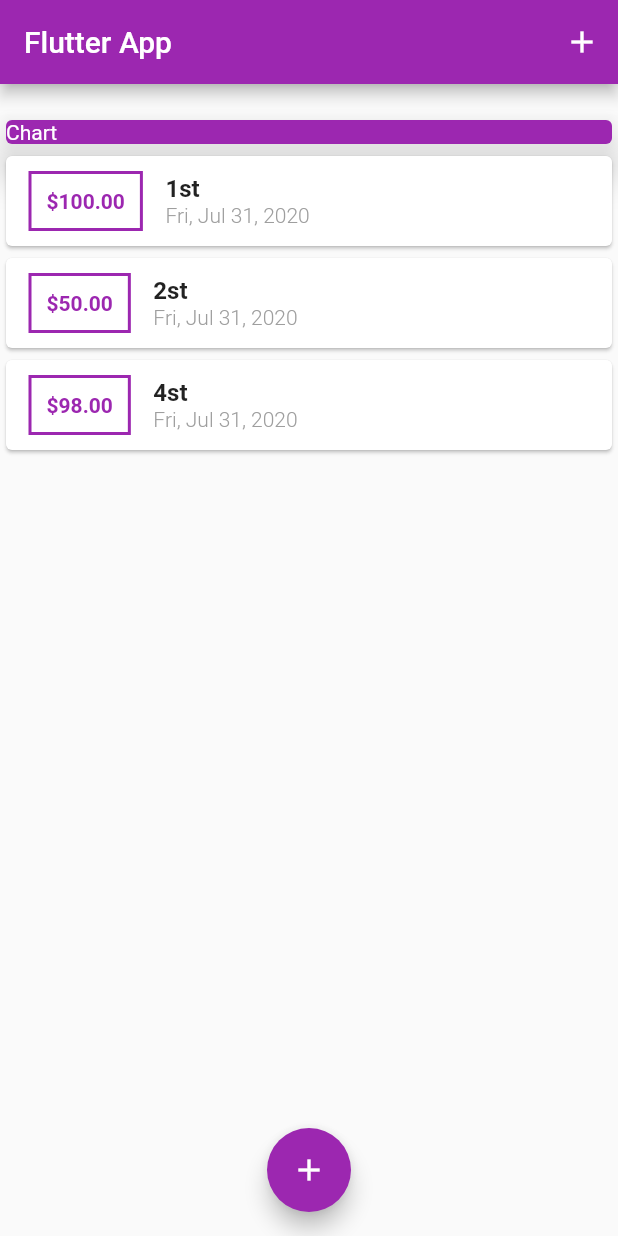
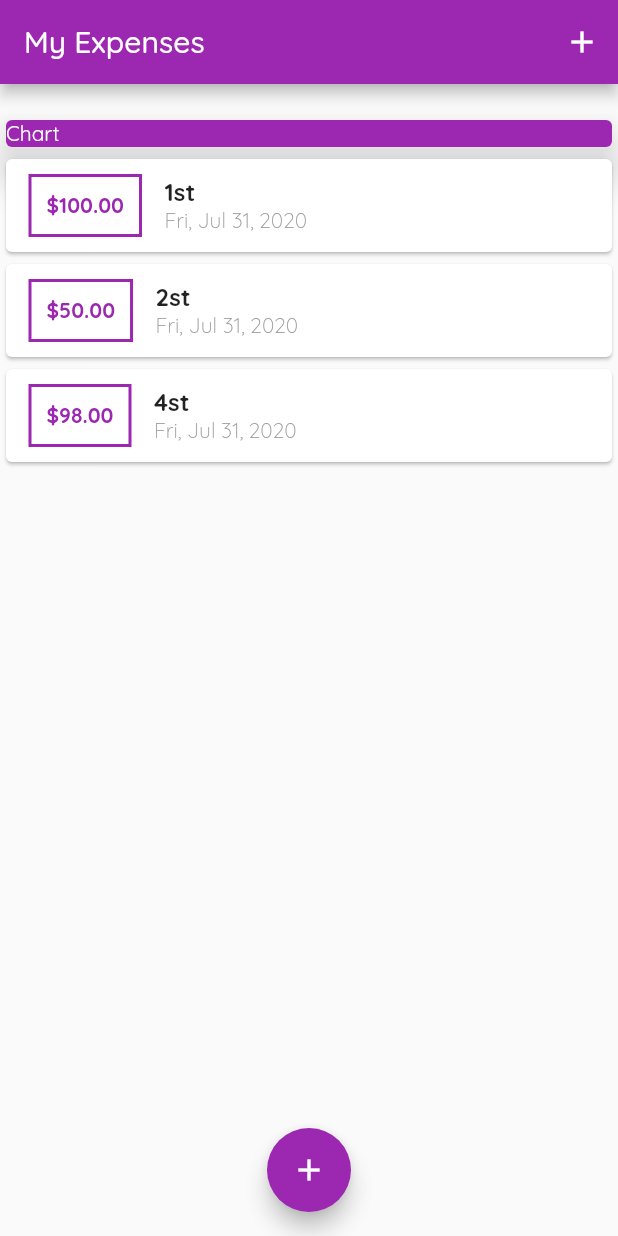
Before and after one commit to shrijal313/MyExpenses, a Flutter app: the screen it shows after launch, on a phone screen of 412 x 824 dp. Run offline on Flutter 3.47's test engine with Material 2 defaults, Android fonts, the phone set to English and light mode, and no system bars.

Commit message:
fonts and image

```diff
--- a/lib/main.dart
+++ b/lib/main.dart
@@ -15,7 +15,16 @@
       debugShowCheckedModeBanner: false,
       title: 'Flutter App',
       theme: ThemeData(
+        appBarTheme: AppBarTheme(
+          textTheme: ThemeData.light().textTheme.copyWith(
+            headline6: TextStyle(fontFamily: 'QuickSand',
+            fontSize: 20,
+            fontWeight: FontWeight.w500,
+            color: Colors.white),
 
+          )
+        ),
+      fontFamily: 'QuickSand',
         primarySwatch: Colors.purple,
         visualDensity: VisualDensity.adaptivePlatformDensity,
       ),
@@ -65,7 +74,7 @@
   Widget build(BuildContext context) {
     return Scaffold(
       appBar: AppBar(
-        title: Text("Flutter App"),
+        title: Text("My Expenses",),
         actions: [
           IconButton(onPressed: (){
             _startAddNewTransaction(context);
```
Also changed, not shown: pubspec.yaml (+15 -13 lines), assets/fonts/OpenSans-Bold.ttf (added), assets/fonts/OpenSans-Regular.ttf (added), assets/fonts/Quicksand-Bold.ttf (added), assets/fonts/Quicksand-Light.ttf (added), assets/fonts/Quicksand-Medium.ttf (added), assets/fonts/Quicksand-Regular.ttf (added), assets/images/waiting.png (added).
